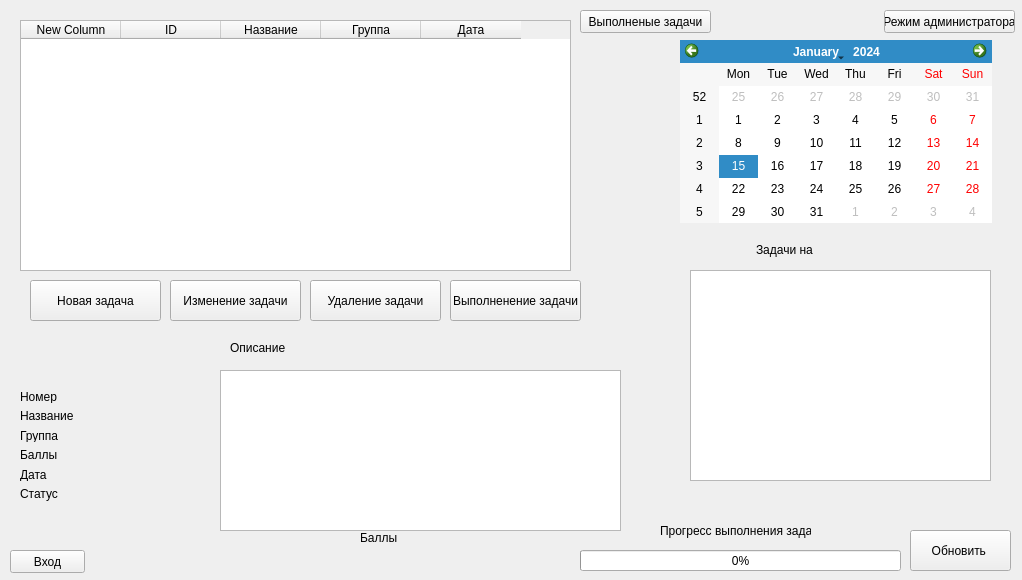
keregan/Active_staff_motivation_qt, file untitled_2.ui: the form before one commit.
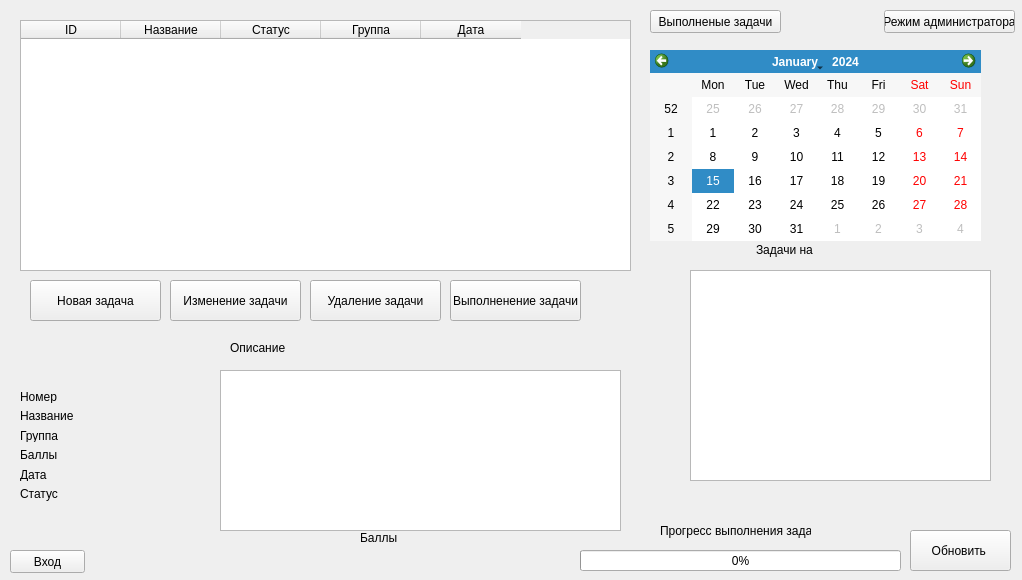
The form after the commit.

Diff of the .ui file:
```diff
--- a/untitled_2.ui
+++ b/untitled_2.ui
@@ -137,10 +137,10 @@
    <widget class="QCalendarWidget" name="main_calendar">
     <property name="geometry">
      <rect>
-      <x>680</x>
-      <y>40</y>
-      <width>312</width>
-      <height>183</height>
+      <x>650</x>
+      <y>50</y>
+      <width>331</width>
+      <height>191</height>
      </rect>
     </property>
    </widget>
@@ -406,7 +406,7 @@
    <widget class="QPushButton" name="task_old">
     <property name="geometry">
      <rect>
-      <x>580</x>
+      <x>650</x>
       <y>10</y>
       <width>131</width>
       <height>23</height>
@@ -432,10 +432,10 @@
    <widget class="QLabel" name="err_admin">
     <property name="geometry">
      <rect>
-      <x>740</x>
+      <x>790</x>
       <y>10</y>
-      <width>131</width>
-      <height>16</height>
+      <width>81</width>
+      <height>20</height>
      </rect>
     </property>
     <property name="text">
@@ -447,15 +447,28 @@
      <rect>
       <x>20</x>
       <y>20</y>
-      <width>551</width>
+      <width>611</width>
       <height>251</height>
      </rect>
     </property>
-    <column>
-     <property name="text">
-      <string>New Column</string>
-     </property>
-    </column>
+    <property name="minimumSize">
+     <size>
+      <width>0</width>
+      <height>0</height>
+     </size>
+    </property>
+    <property name="maximumSize">
+     <size>
+      <width>9999</width>
+      <height>9999</height>
+     </size>
+    </property>
+    <property name="selectionBehavior">
+     <enum>QAbstractItemView::SelectRows</enum>
+    </property>
+    <property name="sortingEnabled">
+     <bool>true</bool>
+    </property>
     <column>
      <property name="text">
       <string>ID</string>
@@ -466,6 +479,11 @@
       <string>Название</string>
      </property>
     </column>
+    <column>
+     <property name="text">
+      <string>Статус</string>
+     </property>
+    </column>
     <column>
      <property name="text">
       <string>Группа</string>
```
